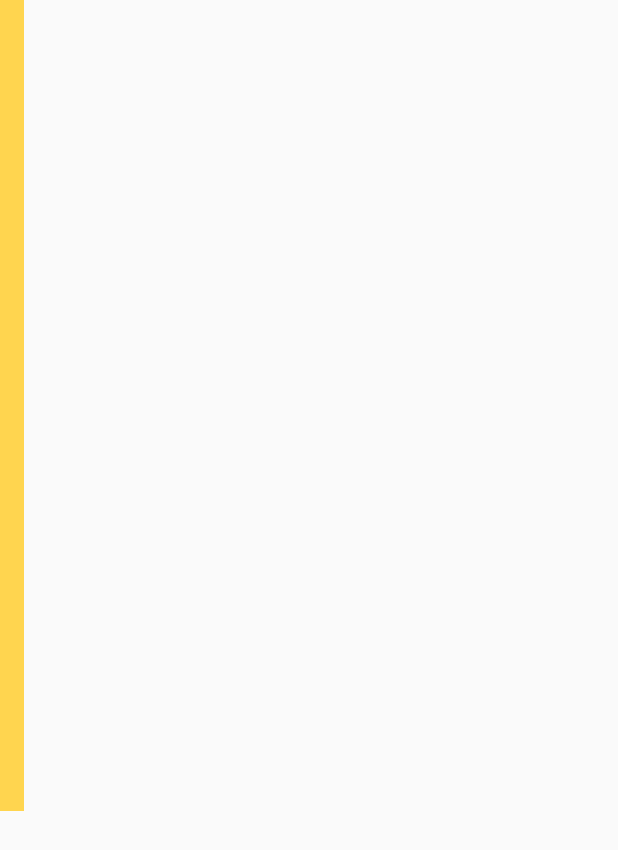
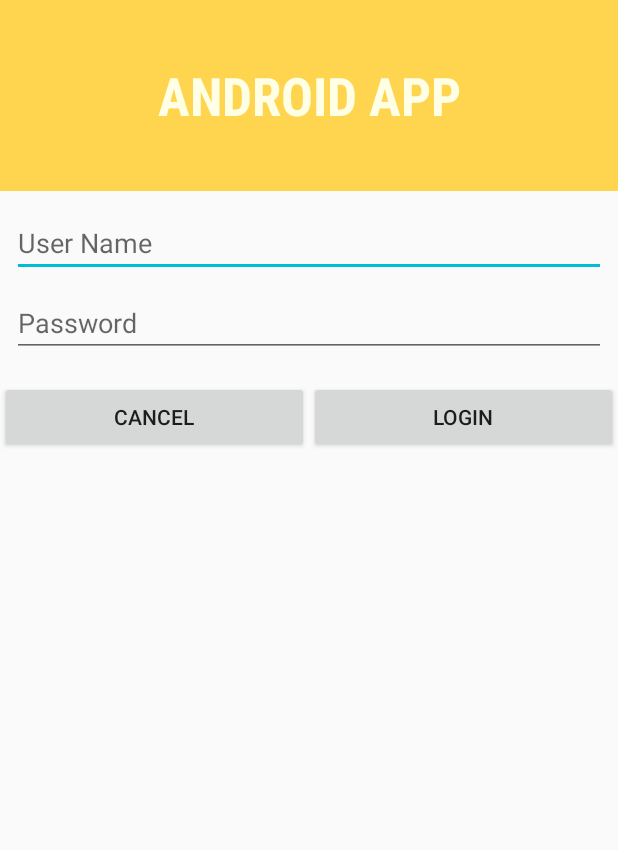
Before and after one commit to NessCollege2017/MoreDialogs, an Android app: the layout dialog_login.xml on its own in the app's theme, with its tools: preview values and no code run, on a phone screen of 412 x 824 dp. Shown: the top 850 px of the screen. Run offline under Robolectric (Android 15) with nearby library versions, the phone set to English and light mode, and no system bars.

Commit message:
Log messages

```diff
--- a/app/src/main/java/ness/edu/moredialogs/LoginFragment.java
+++ b/app/src/main/java/ness/edu/moredialogs/LoginFragment.java
@@ -6,6 +6,7 @@ import android.os.Bundle;
 import android.support.annotation.Nullable;
 import android.support.v4.app.DialogFragment;
 import android.support.v4.app.Fragment;
+import android.util.Log;
 import android.view.LayoutInflater;
 import android.view.View;
 import android.view.ViewGroup;
@@ -26,6 +27,7 @@ public class LoginFragment extends DialogFragment implements View.OnClickListene
     public View onCreateView(LayoutInflater inflater, ViewGroup container,
                              Bundle savedInstanceState) {
         // Inflate the layout for this fragment
+        Log.d("Ness", "LoginFragment.onCreateView");
         return inflater.inflate(R.layout.fragment_login, container, false);
     }
 
@@ -39,10 +41,12 @@ public class LoginFragment extends DialogFragment implements View.OnClickListene
 
         btnCancel.setOnClickListener(this);
         btnLogin.setOnClickListener(this);
+        Log.i("Ness", "LoginFragment.onViewCreated");
     }
 
     @Override
     public void onClick(View v) {
+        Log.e("Ness", "LoginFragment.onClick");
         int id = v.getId();
 
         switch (id){
--- a/app/src/main/java/ness/edu/moredialogs/MainActivity.java
+++ b/app/src/main/java/ness/edu/moredialogs/MainActivity.java
@@ -4,6 +4,7 @@ import android.support.constraint.ConstraintLayout;
 import android.support.v7.app.AlertDialog;
 import android.support.v7.app.AppCompatActivity;
 import android.os.Bundle;
+import android.util.Log;
 import android.view.View;
 import android.widget.Button;
 import android.widget.EditText;
@@ -18,9 +19,12 @@ public class MainActivity extends AppCompatActivity implements LoginFragment.OnU
         setContentView(R.layout.activity_main);
         layout = (ConstraintLayout) findViewById(R.id.constraint);
 
+        Log.d("Ness", "MainActivity.onCreate");
+
     }
 
     public void showDialog(View view) {
+        Log.d("Ness", "MainActivity.showDialog");
 //        AlertDialog.Builder builder = new AlertDialog.Builder(this);
 //        builder.setCancelable(false);
 //
--- a/app/src/main/res/layout/dialog_login.xml
+++ b/app/src/main/res/layout/dialog_login.xml
@@ -3,8 +3,8 @@
     xmlns:android="http://schemas.android.com/apk/res/android"
     xmlns:app="http://schemas.android.com/apk/res-auto"
     xmlns:tools="http://schemas.android.com/tools"
-    android:layout_width="wrap_content"
-    android:layout_height="wrap_content">
+    android:layout_width="match_parent"
+    android:layout_height="match_parent">
 
 
     <TextView
```
